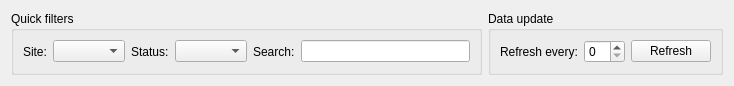
labasse/sp2606-snfleet, file modules/robots/ui/FilterView.ui: the form before one commit.
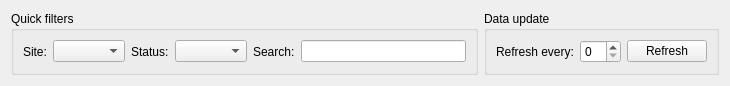
The form after the commit.

What changed in the file:
```diff
--- a/modules/robots/ui/FilterView.ui
+++ b/modules/robots/ui/FilterView.ui
@@ -6,7 +6,7 @@
    <rect>
     <x>0</x>
     <y>0</y>
-    <width>734</width>
+    <width>730</width>
     <height>82</height>
    </rect>
   </property>
```
